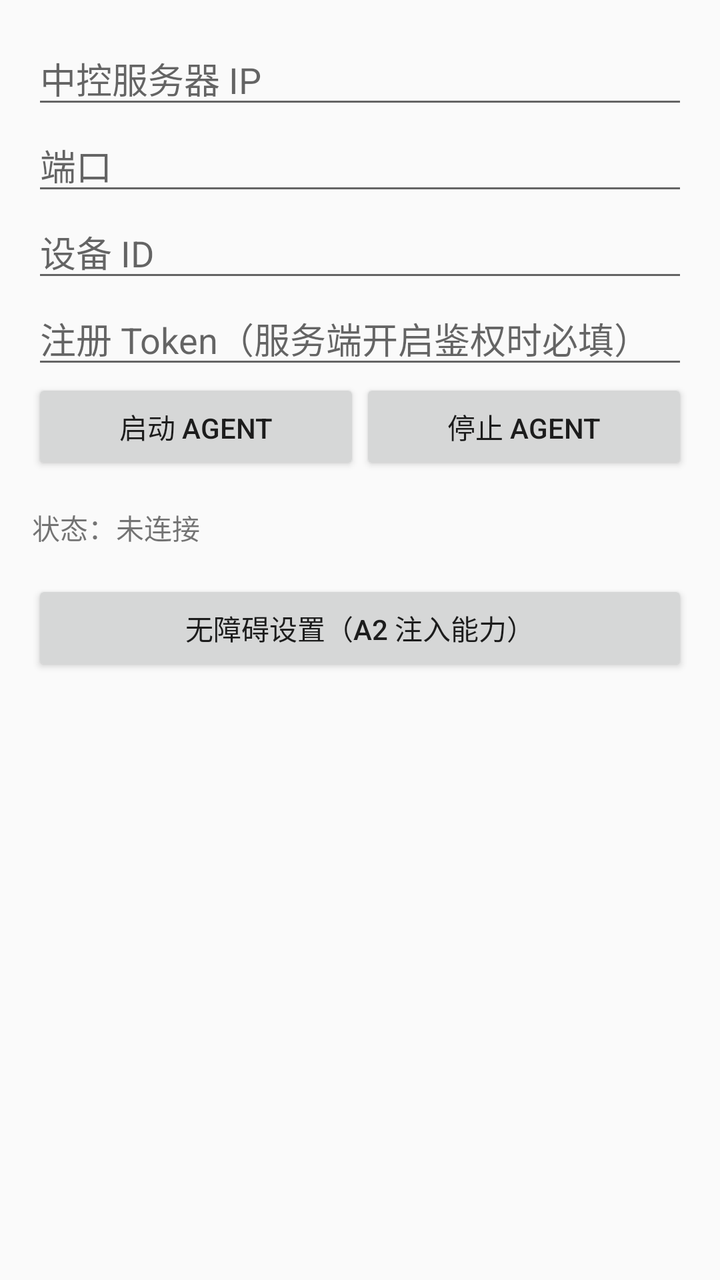
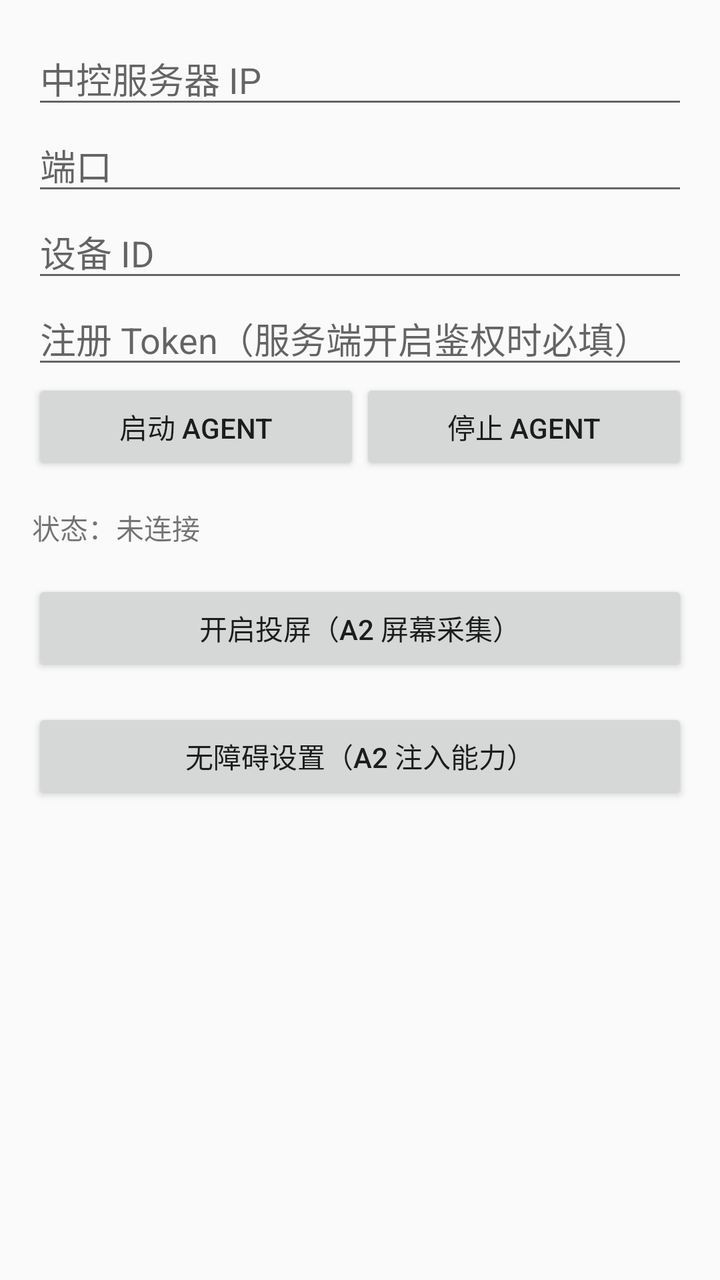

Screens rendered from an Android XML layout before and after an edit, with the pre-edit source and the edit as a unified diff.
<!-- AndroidManifest.xml: application theme Theme.WingmanAgent -->
<!-- res/layout/activity_main.xml -->
<?xml version="1.0" encoding="utf-8"?>
<LinearLayout xmlns:android="http://schemas.android.com/apk/res/android"
    android:layout_width="match_parent"
    android:layout_height="match_parent"
    android:orientation="vertical"
    android:padding="16dp">

    <EditText
        android:id="@+id/editServerIp"
        android:layout_width="match_parent"
        android:layout_height="wrap_content"
        android:hint="@string/hint_server_ip"
        android:inputType="text" />

    <EditText
        android:id="@+id/editServerPort"
        android:layout_width="match_parent"
        android:layout_height="wrap_content"
        android:hint="@string/hint_server_port"
        android:inputType="number" />

    <EditText
        android:id="@+id/editAgentId"
        android:layout_width="match_parent"
        android:layout_height="wrap_content"
        android:hint="@string/hint_agent_id"
        android:inputType="text" />

    <EditText
        android:id="@+id/editServerToken"
        android:layout_width="match_parent"
        android:layout_height="wrap_content"
        android:hint="@string/hint_server_token"
        android:inputType="text"
        android:importantForAutofill="no" />

    <LinearLayout
        android:layout_width="match_parent"
        android:layout_height="wrap_content"
        android:orientation="horizontal">

        <Button
            android:id="@+id/btnStart"
            android:layout_width="0dp"
            android:layout_height="wrap_content"
            android:layout_weight="1"
            android:text="@string/btn_start" />

        <Button
            android:id="@+id/btnStop"
            android:layout_width="0dp"
            android:layout_height="wrap_content"
            android:layout_weight="1"
            android:text="@string/btn_stop" />
    </LinearLayout>

    <TextView
        android:id="@+id/textStatus"
        android:layout_width="match_parent"
        android:layout_height="wrap_content"
        android:layout_marginTop="16dp"
        android:fontFamily="monospace"
        android:text="@string/status_placeholder" />

    <Button
        android:id="@+id/btnAccessibility"
        android:layout_width="match_parent"
        android:layout_height="wrap_content"
        android:layout_marginTop="16dp"
        android:text="@string/btn_accessibility" />
</LinearLayout>
<!-- resources referenced by this layout -->
<resources>
  <string name="btn_accessibility">无障碍设置（A2 注入能力）</string>
  <string name="btn_start">启动 Agent</string>
  <string name="btn_stop">停止 Agent</string>
  <string name="hint_agent_id">设备 ID</string>
  <string name="hint_server_ip">中控服务器 IP</string>
  <string name="hint_server_port">端口</string>
  <string name="hint_server_token">注册 Token（服务端开启鉴权时必填）</string>
  <string name="status_placeholder">状态：未连接</string>
  <style name="Theme.WingmanAgent" parent="@android:style/Theme.Material.Light.NoActionBar" />
</resources>

<!-- the commit's change to res/layout/activity_main.xml (unified diff, before → after) -->
@@ -63,6 +63,13 @@
         android:text="@string/status_placeholder" />
 
     <Button
+        android:id="@+id/btnCapture"
+        android:layout_width="match_parent"
+        android:layout_height="wrap_content"
+        android:layout_marginTop="16dp"
+        android:text="@string/btn_capture" />
+
+    <Button
         android:id="@+id/btnAccessibility"
         android:layout_width="match_parent"
         android:layout_height="wrap_content"
<!-- resource entries referenced after the edit -->
@@ -1,6 +1,7 @@
 <!-- resources referenced by this layout -->
 <resources>
   <string name="btn_accessibility">无障碍设置（A2 注入能力）</string>
+  <string name="btn_capture">开启投屏（A2 屏幕采集）</string>
   <string name="btn_start">启动 Agent</string>
   <string name="btn_stop">停止 Agent</string>
   <string name="hint_agent_id">设备 ID</string>
